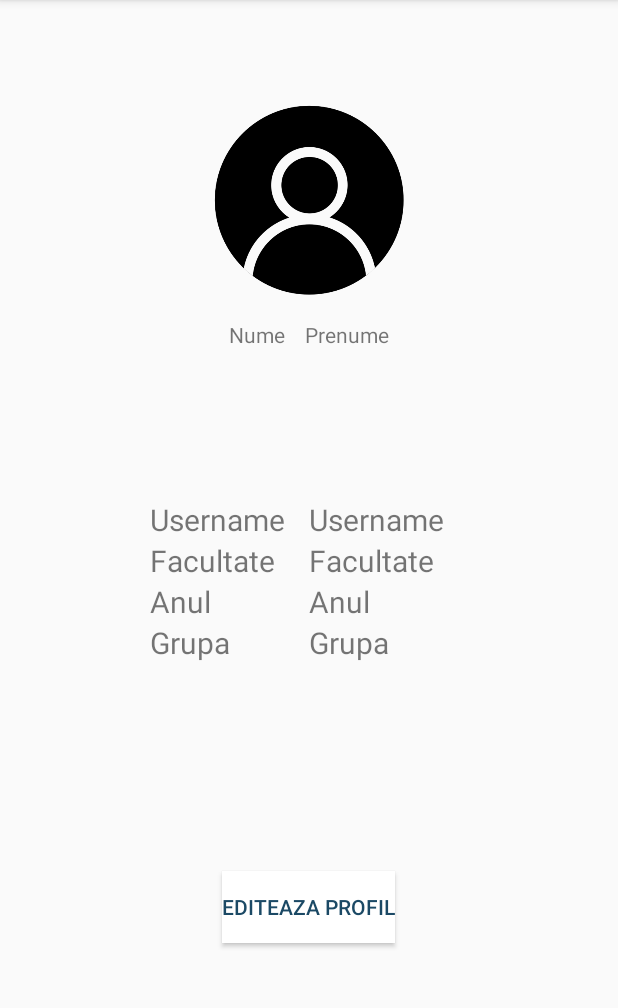
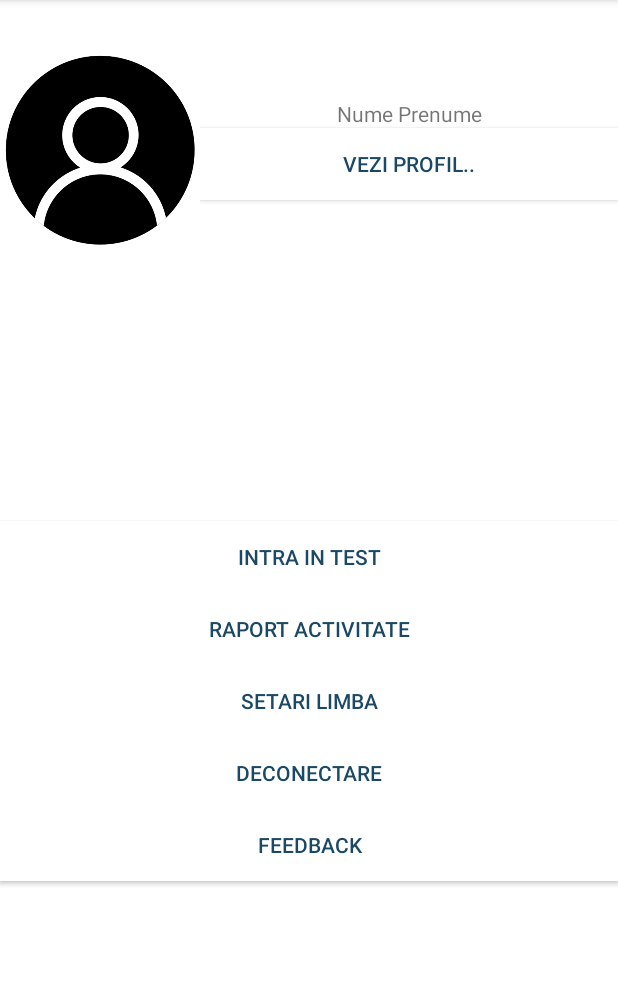
Before and after one commit to georgipaler/FinalCODEdown, an Android app: the screen it shows after launch (Profile before the commit, MeniuStudent after it), on a phone screen of 412 x 824 dp, the part 84-1092 px from its top. Run offline under Robolectric (Android 15) with nearby library versions, the phone set to English and light mode, and no system bars.

Commit message:
Revert "pagina profil student (read only)"
This reverts commit e5b379351fac7cfbf708a66a8f2c6259119e4206.

```diff
--- a/app/src/main/AndroidManifest.xml
+++ b/app/src/main/AndroidManifest.xml
@@ -9,7 +9,7 @@
         android:roundIcon="@mipmap/ic_launcher_round"
         android:supportsRtl="true"
         android:theme="@style/AppTheme">
-        <activity android:name=".Profile">
+        <activity android:name=".MeniuStudent">
             <intent-filter>
                 <action android:name="android.intent.action.MAIN" />
 
@@ -17,8 +17,7 @@
             </intent-filter>
         </activity>
         <!-- <activity android:name=".Meniu"></activity> -->
-        <!-- <activity android:name=".MeniuStudent"></activity> -->
-        <!--<activity android:name=".Profile"></activity>-->
+        <!--<activity android:name=".MeniuStudent"></activity>-->
     </application>
 
 </manifest>
--- a/app/src/main/java/com/example/android/myapplication/Profile.java
+++ /dev/null
@@ -1,14 +0,0 @@
-package com.example.android.myapplication;
-
-import android.app.Activity;
-import android.support.v7.app.AppCompatActivity;
-import android.os.Bundle;
-
-public class Profile extends Activity {
-
-    @Override
-    protected void onCreate(Bundle savedInstanceState) {
-        super.onCreate(savedInstanceState);
-        setContentView(R.layout.activity_profile);
-    }
-}
--- a/app/src/main/res/layout/activity_meniu_student.xml
+++ b/app/src/main/res/layout/activity_meniu_student.xml
@@ -89,7 +89,7 @@
 
 
         <Button
-            android:id="@+id/feedback"
+            android:id="@+id/feedbakc"
             android:layout_width="match_parent"
             android:layout_height="wrap_content"
             android:text="@string/feedback"
--- a/app/src/main/res/layout/activity_profile.xml
+++ /dev/null
@@ -1,149 +0,0 @@
-<?xml version="1.0" encoding="utf-8"?>
-<LinearLayout xmlns:android="http://schemas.android.com/apk/res/android"
-    xmlns:app="http://schemas.android.com/apk/res-auto"
-    xmlns:tools="http://schemas.android.com/tools"
-    android:layout_width="match_parent"
-    android:layout_height="match_parent"
-    tools:context=".Profile"
-    android:orientation="vertical">
-
-
-    <LinearLayout
-        android:layout_width="match_parent"
-        android:layout_height="wrap_content"
-        android:gravity="center"
-        android:orientation="vertical"
-        android:paddingTop="100px">
-
-        <ImageView
-            android:layout_width="200px"
-            android:layout_height="200px"
-            android:background="@drawable/img" />
-
-        <LinearLayout
-            android:layout_width="match_parent"
-            android:layout_height="wrap_content"
-            android:gravity="center"
-            android:paddingTop="20px">
-
-            <TextView
-                android:layout_width="wrap_content"
-                android:layout_height="wrap_content"
-                android:text="@string/nume"
-                android:paddingRight="20px"
-                />
-            <TextView
-                android:layout_width="wrap_content"
-                android:layout_height="wrap_content"
-                android:text="@string/prenume"/>
-        </LinearLayout>
-
-    </LinearLayout>
-
-    <LinearLayout
-        android:layout_width="fill_parent"
-        android:layout_height="wrap_content"
-        android:orientation="horizontal"
-        android:paddingTop="150px"
-        android:weightSum="1.0"
-
-        >
-
-        <LinearLayout
-            android:layout_weight=".5"
-            android:layout_width="0dip"
-            android:layout_height="match_parent"
-            android:orientation="vertical"
-            android:paddingLeft="150px"
-            >
-
-            <TextView
-                android:id="@+id/username"
-                android:layout_width="match_parent"
-                android:layout_height="wrap_content"
-                android:text="@string/username"
-                android:textSize="20dp"
-                />
-
-            <TextView
-                android:id="@+id/facultate"
-                android:layout_width="match_parent"
-                android:layout_height="wrap_content"
-                android:text="@string/facultate"
-                android:textSize="20dp"
-                />
-            <TextView
-                android:id="@+id/an"
-                android:layout_width="match_parent"
-                android:layout_height="wrap_content"
-                android:text="@string/an"
-                android:textSize="20dp"
-                />
-
-            <TextView
-                android:id="@+id/grupa"
-                android:layout_width="match_parent"
-                android:layout_height="wrap_content"
-                android:text="@string/grupa"
-                android:textSize="20dp"
-                />
-        </LinearLayout>
-
-        <LinearLayout
-            android:layout_weight=".5"
-            android:layout_width="0dip"
-            android:layout_height="match_parent"
-            android:orientation="vertical">
-
-            <TextView
-                android:id="@+id/usernameTV"
-                android:layout_width="match_parent"
-                android:layout_height="wrap_content"
-                android:text="@string/username"
-                android:textSize="20dp"
-                />
-
-            <TextView
-                android:id="@+id/facultateTV"
-                android:layout_width="match_parent"
-                android:layout_height="wrap_content"
-                android:text="@string/facultate"
-                android:textSize="20dp"
-                />
-            <TextView
-                android:id="@+id/anTV"
-                android:layout_width="match_parent"
-                android:layout_height="wrap_content"
-                android:text="@string/an"
-                android:textSize="20dp"
-                />
-
-            <TextView
-                android:id="@+id/grupaTV"
-                android:layout_width="match_parent"
-                android:layout_height="wrap_content"
-                android:text="@string/grupa"
-                android:textSize="20dp"
-                />
-        </LinearLayout>
-
-
-    </LinearLayout>
-
-    <LinearLayout
-        android:layout_width="match_parent"
-        android:layout_height="match_parent"
-        android:orientation="vertical"
-        android:gravity="center">
-
-        <Button
-            android:id="@+id/feedback"
-            android:layout_width="wrap_content"
-            android:layout_height="wrap_content"
-            android:text="@string/edit"
-            android:textColor="#1B4965"
-            android:background="#fff"
-            android:layout_gravity="center"/>
-    </LinearLayout>
-
-</LinearLayout>
--- a/app/src/main/res/values/strings.xml
+++ b/app/src/main/res/values/strings.xml
@@ -15,14 +15,4 @@
     <string name="setari">Setari limba</string>
     <string name="deconectare">Deconectare</string>
     <string name="feedback">Feedback</string>
-
-    //profile
-    <string name="nume">Nume</string>
-    <string name="prenume">Prenume</string>
-    <string name="username">Username</string>
-    <string name="facultate">Facultate</string>
-    <string name="an">Anul </string>
-    <string name="grupa">Grupa</string>
-    <string name="edit">Editeaza profil</string>
-
 </resources>
```
